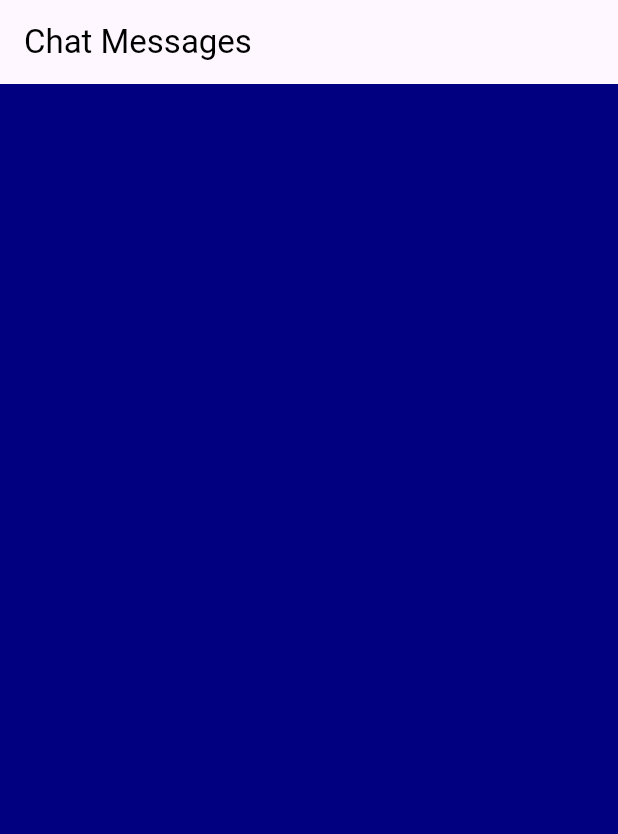
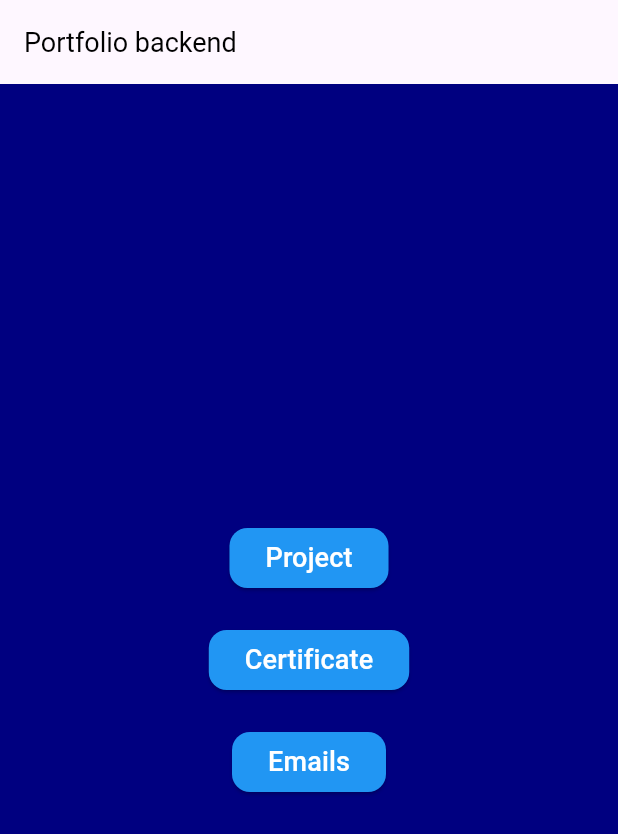
Before and after one commit to anishdevadiga/portfolio_app, a Flutter app: the screen it shows after launch, on a phone screen of 412 x 824 dp. Shown: the top 834 px of the screen. Run offline on Flutter 3.47's test engine with Material 3 defaults, Android fonts, the phone set to English and light mode, and no system bars; our stand-ins replace get, google_fonts; Roboto replaces fonts that are missing (Amaranth).

```diff
--- /dev/null
+++ b/lib/HomeScreen.dart
@@ -0,0 +1,82 @@
+import 'package:flutter/material.dart';
+import 'package:get/get.dart';
+import 'package:portfolio_app/screens/certifications/certificatescreen.dart';
+import 'package:portfolio_app/screens/chat/ChatScreen.dart';
+import 'package:portfolio_app/screens/project/projectScreen.dart';
+
+class HomeScreen extends StatelessWidget {
+  @override
+  Widget build(BuildContext context) {
+    return Scaffold(
+      appBar: AppBar(
+        title: const Text('Portfolio backend', style: TextStyle(
+          fontSize: 18, // Font size
+          color: Colors.black, // Font color
+        ),),
+      ),
+      body: Center(
+        child: Column(
+          mainAxisAlignment: MainAxisAlignment.center,
+          children: <Widget>[
+            ElevatedButton(
+              style: ElevatedButton.styleFrom(
+                backgroundColor: Colors.blue, // Background color
+                shape: RoundedRectangleBorder(
+                  borderRadius: BorderRadius.circular(12), // Border radius
+                ),
+              ),
+              onPressed: () {
+                Get.to(()=>ProjectScreen());
+              },
+              child: const Text(
+                'Project',
+                style: TextStyle(
+                  fontSize: 18, // Font size
+                  color: Colors.white, // Font color
+                ),
+              ),
+            ),
+            const SizedBox(height: 20),
+            ElevatedButton(
+              style: ElevatedButton.styleFrom(
+                backgroundColor: Colors.blue, // Background color
+                shape: RoundedRectangleBorder(
+                  borderRadius: BorderRadius.circular(12), // Border radius
+                ),
+              ),
+              onPressed: () {
+                Get.to(()=>CertificateScreen());
+              },
+              child: const Text(
+                'Certificate',
+                style: TextStyle(
+                  fontSize: 18, // Font size
+                  color: Colors.white, // Font color
+                ),
+              ),
+            ),
+            const SizedBox(height: 20),
+            ElevatedButton(
+              style: ElevatedButton.styleFrom(
+                backgroundColor: Colors.blue, // Background color
+                shape: RoundedRectangleBorder(
+                  borderRadius: BorderRadius.circular(12), // Border radius
+                ),
+              ),
+              onPressed: () {
+               Get.to(()=>ChatScreen());
+              },
+              child: const Text(
+                'Emails',
+                style: TextStyle(
+                  fontSize: 18, // Font size
+                  color: Colors.white, // Font color
+                ),
+              ),
+            ),
+          ],
+        ),
+      ),
+    );
+  }
+}
--- a/lib/controller/chatcontroller.dart
+++ b/lib/controller/chatcontroller.dart
@@ -1,6 +1,6 @@
 import 'package:get/get.dart';
 import 'package:flutter/material.dart';
-import 'package:portfolio_app/chat.dart';
+import 'package:portfolio_app/screens/chat/chat.dart';
 
 class ChatController extends GetxController {
   var messages = <ChatMessage>[].obs;
--- a/lib/main.dart
+++ b/lib/main.dart
@@ -1,6 +1,8 @@
 import 'package:flutter/material.dart';
+import 'package:get/get.dart';
 import 'package:google_fonts/google_fonts.dart';
-import 'package:portfolio_app/ChatScreen.dart';
+import 'package:portfolio_app/HomeScreen.dart';
+import 'package:portfolio_app/screens/chat/ChatScreen.dart';
 import 'colors.dart';
 
 void main() {
@@ -12,7 +14,7 @@ class MyApp extends StatelessWidget {
 
   @override
   Widget build(BuildContext context) {
-    return  MaterialApp(
+    return  GetMaterialApp(
       title: "Portfolio",
       theme: ThemeData(
           scaffoldBackgroundColor: WebColor.primaryColor,
@@ -26,7 +28,7 @@ class MyApp extends StatelessWidget {
           )
       ),
       debugShowCheckedModeBanner: false,
-      home: ChatScreen(),
+      home: HomeScreen(),
     );
   }
 }
--- a/lib/ChatScreen.dart
+++ b/lib/screens/chat/ChatScreen.dart
@@ -1,8 +1,8 @@
 import 'package:flutter/material.dart';
 import 'package:get/get.dart';
 import 'package:google_fonts/google_fonts.dart';
-import 'package:portfolio_app/chat.dart';
-import 'package:portfolio_app/chatwidget.dart';
+import 'package:portfolio_app/screens/chat/chat.dart';
+import 'package:portfolio_app/screens/chat/chatwidget.dart';
 import 'package:portfolio_app/controller/chatcontroller.dart';
 
 class ChatScreen extends StatelessWidget {
--- a/lib/chatwidget.dart
+++ b/lib/screens/chat/chatwidget.dart
@@ -1,7 +1,7 @@
 import 'package:flutter/material.dart';
 import 'package:get/get.dart';
 import 'package:google_fonts/google_fonts.dart';
-import 'package:portfolio_app/chat.dart';
+import 'package:portfolio_app/screens/chat/chat.dart';
 
 class ChatMessageWidget extends StatelessWidget {
   final ChatMessage message;
```
Also changed, not shown: lib/screens/certifications/certificatescreen.dart (added, +97 -0 lines), lib/screens/project/projectScreen.dart (added, +97 -0 lines), lib/screens/chat/chat.dart (renamed from lib/chat.dart).
